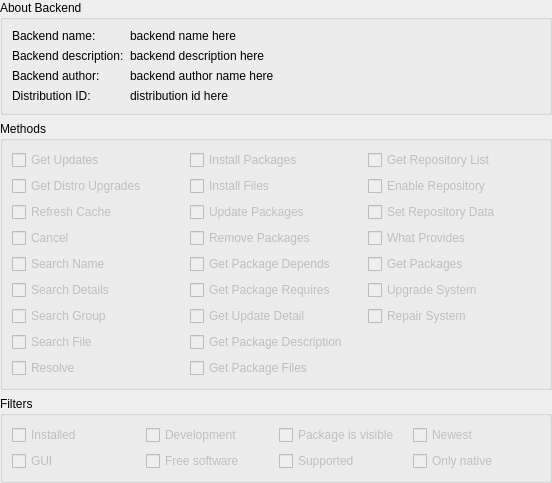
Above: Apper/BackendDetails.ui from KDE/apper before the change. Below: the same form after it.
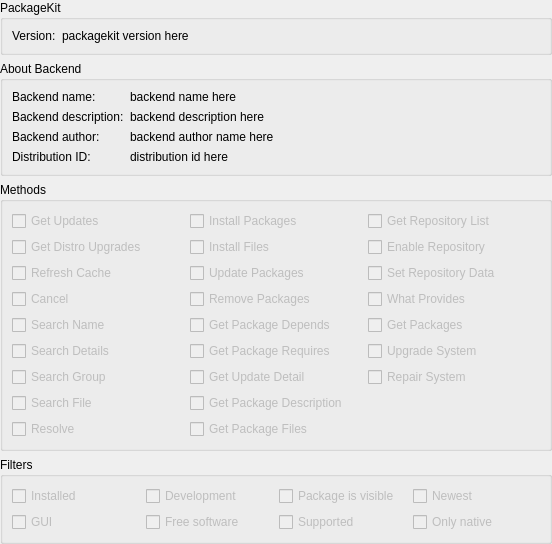
That is the form after the change.

Commit message: Add PackageKit version to BackendDetails

What changed in the file:
```diff
--- a/Apper/BackendDetails.ui
+++ b/Apper/BackendDetails.ui
@@ -14,7 +14,20 @@
    <property name="margin">
     <number>0</number>
    </property>
-   <item row="0" column="0">
+   <item row="4" column="0">
+    <spacer name="verticalSpacer">
+     <property name="orientation">
+      <enum>Qt::Vertical</enum>
+     </property>
+     <property name="sizeHint" stdset="0">
+      <size>
+       <width>20</width>
+       <height>40</height>
+      </size>
+     </property>
+    </spacer>
+   </item>
+   <item row="1" column="0">
     <widget class="QGroupBox" name="groupBox">
      <property name="sizePolicy">
       <sizepolicy hsizetype="MinimumExpanding" vsizetype="Fixed">
@@ -85,7 +98,7 @@
      </layout>
     </widget>
    </item>
-   <item row="1" column="0">
+   <item row="2" column="0">
     <widget class="QGroupBox" name="groupBox_3">
      <property name="enabled">
       <bool>true</bool>
@@ -348,19 +361,6 @@
     </widget>
    </item>
    <item row="3" column="0">
-    <spacer name="verticalSpacer">
-     <property name="orientation">
-      <enum>Qt::Vertical</enum>
-     </property>
-     <property name="sizeHint" stdset="0">
-      <size>
-       <width>20</width>
-       <height>40</height>
-      </size>
-     </property>
-    </spacer>
-   </item>
-   <item row="2" column="0">
     <widget class="QGroupBox" name="groupBox_2">
      <property name="title">
       <string>Filters</string>
@@ -449,6 +449,29 @@
      </layout>
     </widget>
    </item>
+   <item row="0" column="0">
+    <widget class="QGroupBox" name="groupBox_4">
+     <property name="title">
+      <string>PackageKit</string>
+     </property>
+     <layout class="QFormLayout" name="formLayout_2">
+      <item row="0" column="0">
+       <widget class="QLabel" name="label_5">
+        <property name="text">
+         <string>Version:</string>
+        </property>
+       </widget>
+      </item>
+      <item row="0" column="1">
+       <widget class="QLabel" name="pkVersionL">
+        <property name="text">
+         <string notr="true">packagekit version here</string>
+        </property>
+       </widget>
+      </item>
+     </layout>
+    </widget>
+   </item>
   </layout>
  </widget>
  <resources/>
```
The commit also changes 2 other files.
